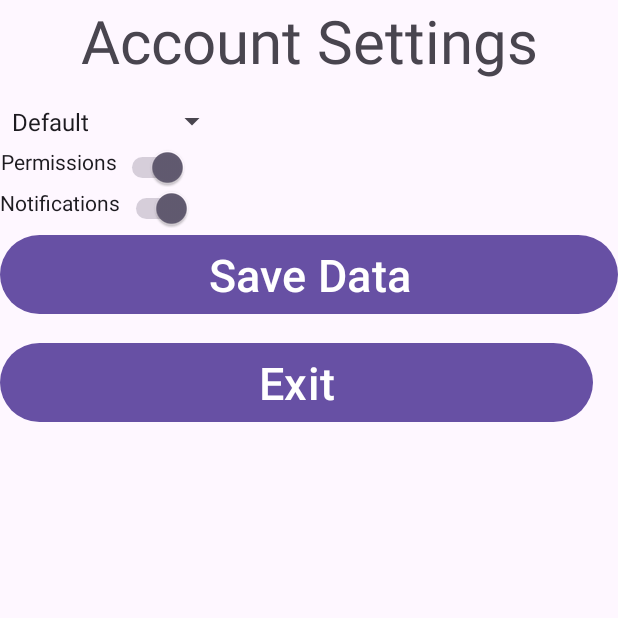
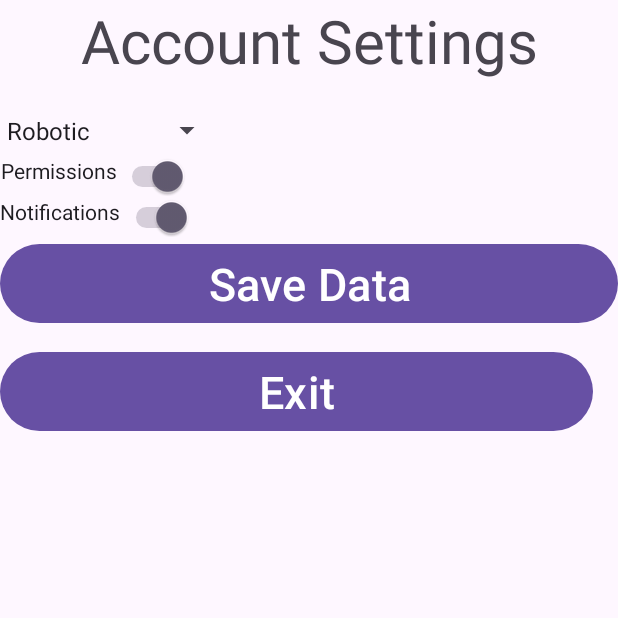
Before and after one commit to PlanetLumi/Aiapplication, an Android app: the SettingsPage screen opened directly, with no data from a screen before it, on a phone screen of 412 x 824 dp, the top half of it. Run offline under Robolectric (Android 15) with nearby library versions, the phone set to English and light mode, and no system bars; 2 statements that could not run were skipped.

Commit message:
Gopt rid of default as a setting soption because funny

```diff
--- a/app/src/main/res/layout/settingspage.xml
+++ b/app/src/main/res/layout/settingspage.xml
@@ -22,8 +22,10 @@
         android:layout_height="34dp"
         android:layout_below="@id/title"
         android:layout_alignParentLeft="true"
-        android:layout_marginTop="10dp"
-        android:prompt="@string/style_palette_prompt" />
+        android:layout_marginLeft="-3dp"
+        android:layout_marginTop="16dp"
+        android:prompt="@string/style_palette_prompt"
+        />
 
     <Switch
         android:id="@+id/permissions"
--- a/app/src/main/res/values/strings.xml
+++ b/app/src/main/res/values/strings.xml
@@ -2,9 +2,8 @@
     <string name="app_name">Aiapplication</string>
     <string name="style_palette_prompt">Select a palette</string>
     <string-array name = "style_palette">
-        <item>Default</item>
+        <item>Robotic</item>
         <item>Sunny</item>
-        <item>Robotic</item>
         <item>Dark</item>
     </string-array>
 </resources>
```
Also changed, not shown: 10 other files.
